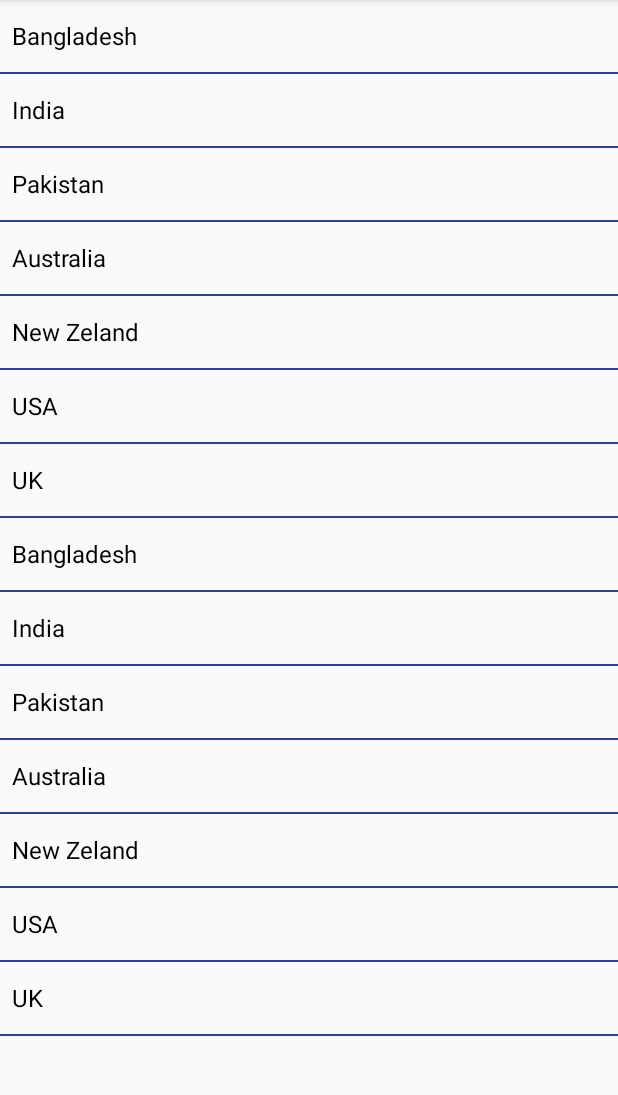
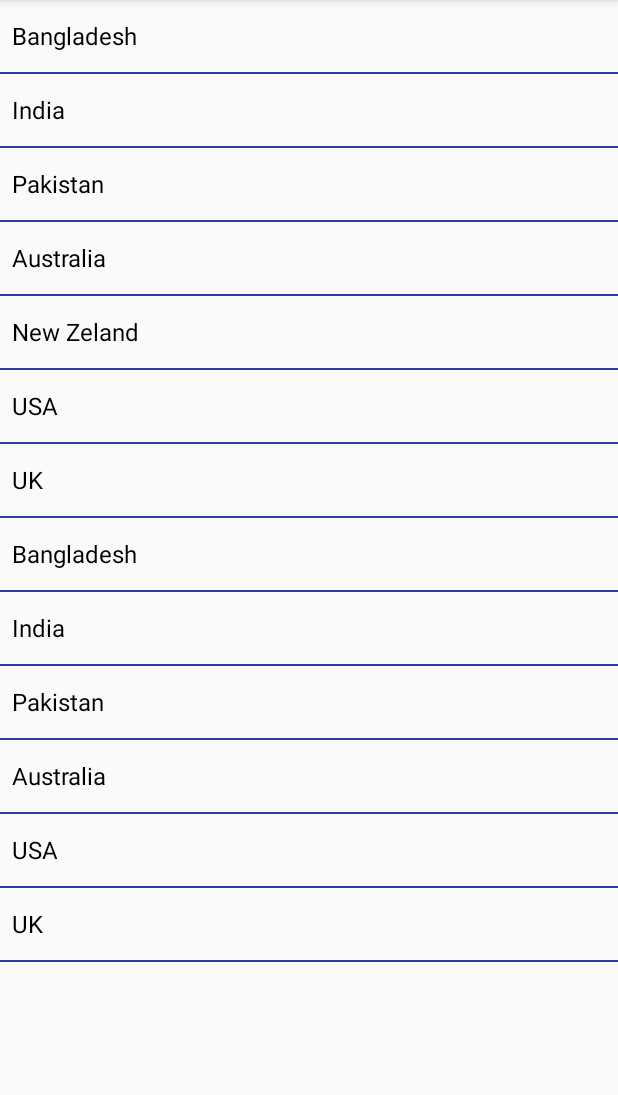
Before and after one commit to Tashfia1994/ListView, an Android app: the screen it shows after launch (MainActivity), on a phone screen of 412 x 824 dp, the part 84-1179 px from its top. Run offline under Robolectric (Android 15) with nearby library versions, the phone set to English and light mode, and no system bars.

Commit message:
initial update

```diff
--- a/app/src/main/java/com/tashfia/listview/MainActivity.java
+++ b/app/src/main/java/com/tashfia/listview/MainActivity.java
@@ -11,7 +11,7 @@ import android.widget.ListView;
 public class MainActivity extends AppCompatActivity {
 
     ListView listView;
-    String countryName[]={"Bangladesh","India","Pakistan","Australia","New Zeland","USA","UK","Bangladesh","India","Pakistan","Australia","New Zeland","USA","UK"};
+    String countryName[]={"Bangladesh","India","Pakistan","Australia","New Zeland","USA","UK","Bangladesh","India","Pakistan","Australia","USA","UK"};
 
     @Override
     protected void onCreate(Bundle savedInstanceState) {
```
